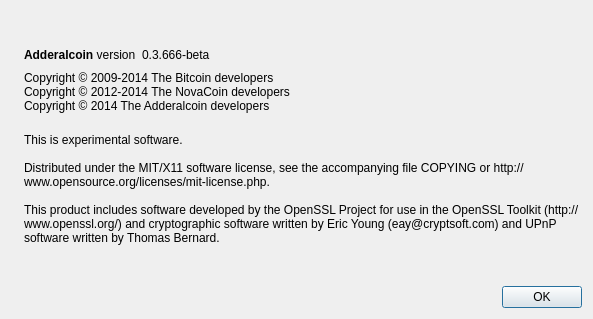
Qt form src/qt/forms/aboutdialog.ui (stakersdev/Stakers) before a commit.
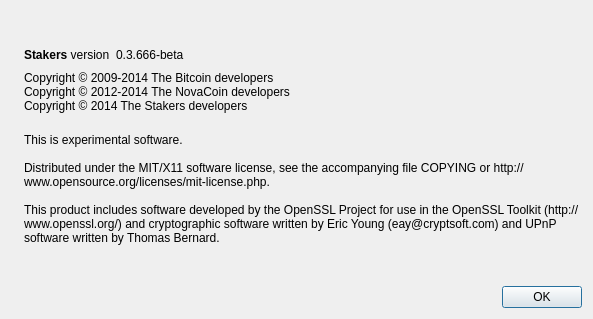
The same form after that commit. Icons and pictures are not drawn.

Diff of the .ui file:
```diff
--- a/src/qt/forms/aboutdialog.ui
+++ b/src/qt/forms/aboutdialog.ui
@@ -50,7 +50,7 @@
           <cursorShape>IBeamCursor</cursorShape>
          </property>
          <property name="text">
-          <string>&lt;b&gt;Adderalcoin&lt;/b&gt; version</string>
+          <string>&lt;b&gt;Stakers&lt;/b&gt; version</string>
          </property>
          <property name="textInteractionFlags">
           <set>Qt::LinksAccessibleByMouse|Qt::TextSelectableByKeyboard|Qt::TextSelectableByMouse</set>
@@ -93,7 +93,7 @@
        <property name="text">
         <string>Copyright © 2009-2014 The Bitcoin developers
 Copyright © 2012-2014 The NovaCoin developers
-Copyright © 2014 The Adderalcoin developers</string>
+Copyright © 2014 The Stakers developers</string>
        </property>
        <property name="textInteractionFlags">
         <set>Qt::LinksAccessibleByMouse|Qt::TextSelectableByKeyboard|Qt::TextSelectableByMouse</set>
```
Left out of the diff: 2 changed lines with no effect on the pictures.
